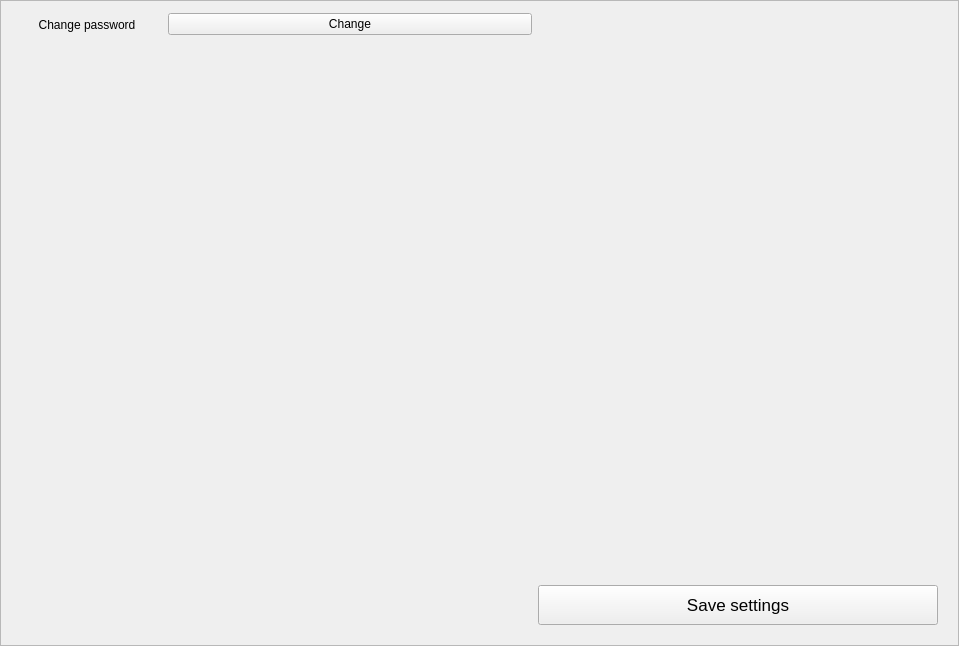
Old version of the form parser-test/settings_profilelayout.ui in the repository JerryShe/O-Reader.
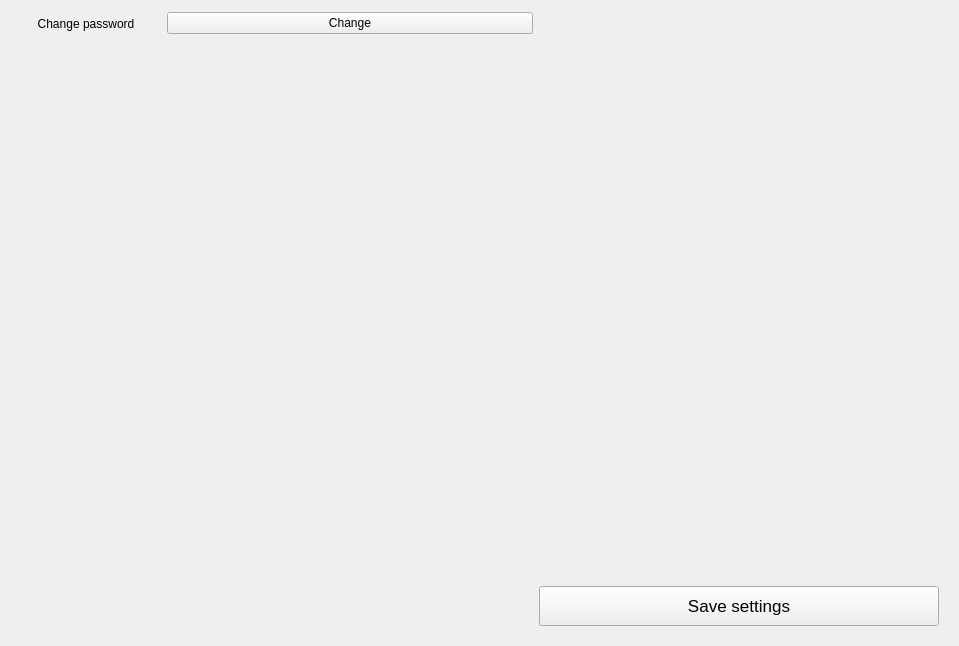
New version of the form.

The edit to the form file:
```diff
--- a/parser-test/settings_profilelayout.ui
+++ b/parser-test/settings_profilelayout.ui
@@ -14,7 +14,7 @@
    <string>Frame</string>
   </property>
   <property name="frameShape">
-   <enum>QFrame::StyledPanel</enum>
+   <enum>QFrame::NoFrame</enum>
   </property>
   <property name="frameShadow">
    <enum>QFrame::Raised</enum>
```
